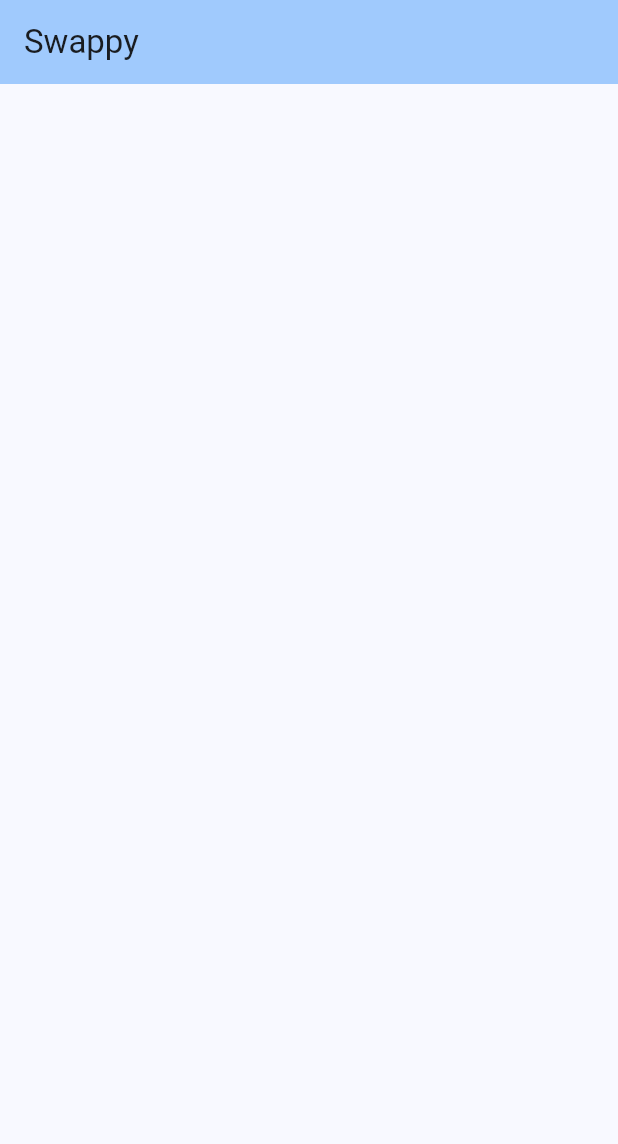
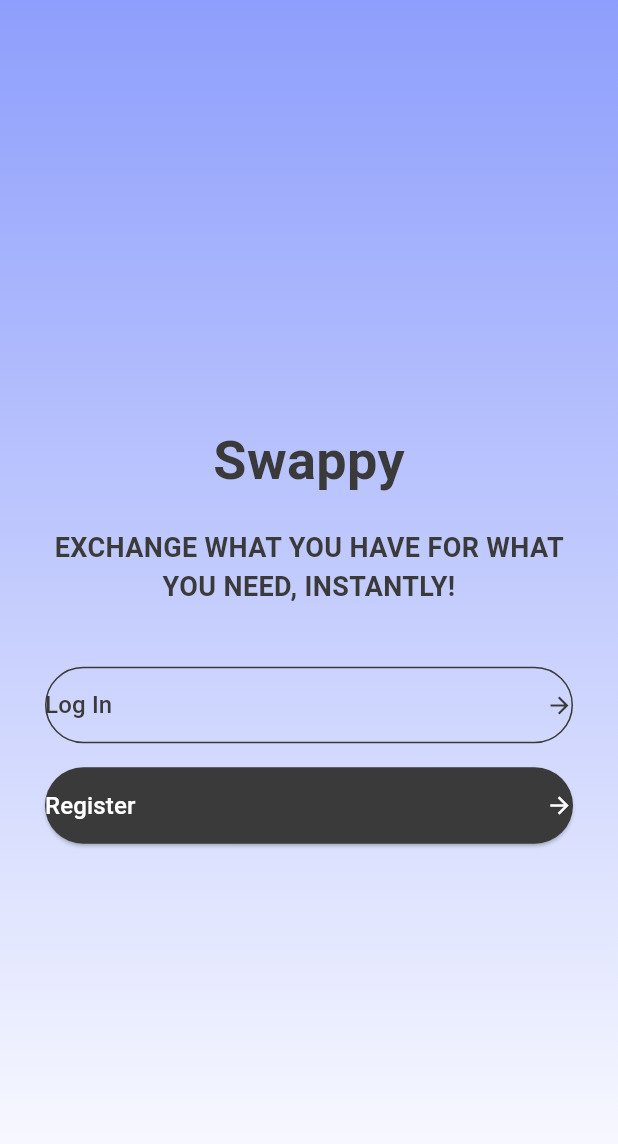
Before and after one commit to MihaiUM2001/MSA_Project, a Flutter app: the screen it shows after launch, on a phone screen of 412 x 824 dp. Shown: the top 1144 px of the screen. Run offline on Flutter 3.47's test engine with Material 3 defaults, Android fonts, the light colour scheme and no system bars.

Commit message:
Flutter | Created login, register & main page

```diff
--- a/swappy_frontend/lib/main.dart
+++ b/swappy_frontend/lib/main.dart
@@ -1,114 +1,26 @@
 import 'package:flutter/material.dart';
+import 'package:swappy_frontend/screens/splash_screen.dart';
+import 'screens/register_screen.dart';
+import 'screens/login_screen.dart';
+import 'screens/home_screen.dart';
 
 void main() {
-  runApp(const MyApp());
+  runApp(MyApp());
 }
 
 class MyApp extends StatelessWidget {
-  const MyApp({super.key});
-
-  // This widget is the root of your application.
   @override
   Widget build(BuildContext context) {
     return MaterialApp(
-      title: 'Flutter Demo',
-      theme: ThemeData(
-        // This is the theme of your application.
-        //
-        // TRY THIS: Try running your application with "flutter run". You'll see
-        // the application has a purple toolbar. Then, without quitting the app,
-        // try changing the seedColor in the colorScheme below to Colors.green
-        // and then invoke "hot reload" (save your changes or press the "hot
-        // reload" button in a Flutter-supported IDE, or press "r" if you used
-        // the command line to start the app).
-        //
-        // Notice that the counter didn't reset back to zero; the application
-        // state is not lost during the reload. To reset the state, use hot
-        // restart instead.
-        //
-        // This works for code too, not just values: Most code changes can be
-        // tested with just a hot reload.
-        colorScheme: ColorScheme.fromSeed(seedColor: Colors.blue),
-        useMaterial3: true,
-      ),
-      home: const MyHomePage(title: 'Swappy'),
+      title: 'Flutter Auth Demo',
+      theme: ThemeData(primarySwatch: Colors.blue),
+      initialRoute: '/',
+      routes: {
+        '/': (context) => SplashScreen(),
+        '/register': (context) => RegisterScreen(),
+        '/login': (context) => LoginScreen(),
+        '/home': (context) => HomeScreen(),
+      },
     );
   }
 }
-
-class MyHomePage extends StatefulWidget {
-  const MyHomePage({super.key, required this.title});
-
-  // This widget is the home page of your application. It is stateful, meaning
-  // that it has a State object (defined below) that contains fields that affect
-  // how it looks.
-
-  // This class is the configuration for the state. It holds the values (in this
-  // case the title) provided by the parent (in this case the App widget) and
-  // used by the build method of the State. Fields in a Widget subclass are
-  // always marked "final".
-
-  final String title;
-
-  @override
-  State<MyHomePage> createState() => _MyHomePageState();
-}
-
-class _MyHomePageState extends State<MyHomePage> {
-  int _counter = 0;
-
-  void _incrementCounter() {
-    setState(() {
-      // This call to setState tells the Flutter framework that something has
-      // changed in this State, which causes it to rerun the build method below
-      // so that the display can reflect the updated values. If we changed
-      // _counter without calling setState(), then the build method would not be
-      // called again, and so nothing would appear to happen.
-      _counter++;
-    });
-  }
-
-  @override
-  Widget build(BuildContext context) {
-    // This method is rerun every time setState is called, for instance as done
-    // by the _incrementCounter method above.
-    //
-    // The Flutter framework has been optimized to make rerunning build methods
-    // fast, so that you can just rebuild anything that needs updating rather
-    // than having to individually change instances of widgets.
-    return Scaffold(
-      appBar: AppBar(
-        // TRY THIS: Try changing the color here to a specific color (to
-        // Colors.amber, perhaps?) and trigger a hot reload to see the AppBar
-        // change color while the other colors stay the same.
-        backgroundColor: Theme.of(context).colorScheme.inversePrimary,
-        // Here we take the value from the MyHomePage object that was created by
-        // the App.build method, and use it to set our appbar title.
-        title: Text(widget.title),
-      ),
-      body: const Center(
-        // Center is a layout widget. It takes a single child and positions it
-        // in the middle of the parent.
-        child: Column(
-          // Column is also a layout widget. It takes a list of children and
-          // arranges them vertically. By default, it sizes itself to fit its
-          // children horizontally, and tries to be as tall as its parent.
-          //
-          // Column has various properties to control how it sizes itself and
-          // how it positions its children. Here we use mainAxisAlignment to
-          // center the children vertically; the main axis here is the vertical
-          // axis because Columns are vertical (the cross axis would be
-          // horizontal).
-          //
-          // TRY THIS: Invoke "debug painting" (choose the "Toggle Debug Paint"
-          // action in the IDE, or press "p" in the console), to see the
-          // wireframe for each widget.
-          mainAxisAlignment: MainAxisAlignment.center,
-          children: <Widget>[
-
-          ],
-        ),
-      ), // This trailing comma makes auto-formatting nicer for build methods.
-    );
-  }
-}
--- /dev/null
+++ b/swappy_frontend/lib/screens/splash_screen.dart
@@ -0,0 +1,117 @@
+import 'package:flutter/material.dart';
+
+class SplashScreen extends StatelessWidget {
+  @override
+  Widget build(BuildContext context) {
+    return Scaffold(
+      body: Container(
+        decoration: BoxDecoration(
+          gradient: LinearGradient(
+            begin: Alignment.topCenter,
+            end: Alignment.bottomCenter,
+            colors: [
+              Color(0xFF8E9EFC), // Gradient start color
+              Colors.white,      // Gradient end color
+            ],
+          ),
+        ),
+        child: Column(
+          mainAxisAlignment: MainAxisAlignment.center,
+          children: [
+            // Logo
+            SizedBox(height: 20),
+
+            // App Name
+            Text(
+              "Swappy",
+              style: TextStyle(
+                fontSize: 36,
+                fontWeight: FontWeight.bold,
+                color: Color(0xFF3A3A3A), // Text color
+              ),
+            ),
+            SizedBox(height: 20),
+
+            // Tagline
+            Padding(
+              padding: const EdgeInsets.symmetric(horizontal: 20.0),
+              child: Text(
+                "EXCHANGE WHAT YOU HAVE FOR WHAT YOU NEED, INSTANTLY!",
+                textAlign: TextAlign.center,
+                style: TextStyle(
+                  fontSize: 18,
+                  fontWeight: FontWeight.w600,
+                  color: Color(0xFF3A3A3A),
+                ),
+              ),
+            ),
+            SizedBox(height: 40),
+
+            // Buttons
+            Padding(
+              padding: const EdgeInsets.symmetric(horizontal: 30.0),
+              child: Column(
+                children: [
+                  // Log In Button
+                  OutlinedButton(
+                    style: OutlinedButton.styleFrom(
+                      side: BorderSide(color: Color(0xFF3A3A3A)),
+                      padding: EdgeInsets.symmetric(vertical: 14),
+                      shape: RoundedRectangleBorder(
+                        borderRadius: BorderRadius.circular(30),
+                      ),
+                    ),
+                    onPressed: () {
+                      Navigator.pushNamed(context, '/login');
+                    },
+                    child: Row(
+                      mainAxisAlignment: MainAxisAlignment.spaceBetween,
+                      children: [
+                        Text(
+                          "Log In",
+                          style: TextStyle(
+                            fontSize: 16,
+                            color: Color(0xFF3A3A3A),
+                          ),
+                        ),
+                        Icon(Icons.arrow_forward, color: Color(0xFF3A3A3A)),
+                      ],
+                    ),
+                  ),
+                  SizedBox(height: 16),
+
+                  // Register Button
+                  ElevatedButton(
+                    style: ElevatedButton.styleFrom(
+                      backgroundColor: Color(0xFF3A3A3A), // Button color
+                      padding: EdgeInsets.symmetric(vertical: 14),
+                      shape: RoundedRectangleBorder(
+                        borderRadius: BorderRadius.circular(30),
+                      ),
+                    ),
+                    onPressed: () {
+                      Navigator.pushNamed(context, '/register');
+                    },
+                    child: Row(
+                      mainAxisAlignment: MainAxisAlignment.spaceBetween,
+                      children: [
+                        Text(
+                          "Register",
+                          style: TextStyle(
+                            fontSize: 16,
+                            color: Colors.white,
+                          ),
+                        ),
+                        Icon(Icons.arrow_forward, color: Colors.white),
+                      ],
+                    ),
+                  ),
+                ],
+              ),
+            ),
+          ],
+        ),
+      ),
+    );
+  }
+}
--- a/swappy_frontend/pubspec.yaml
+++ b/swappy_frontend/pubspec.yaml
@@ -30,6 +30,8 @@ environment:
 dependencies:
   flutter:
     sdk: flutter
+  provider: ^6.1.0
+  http: ^1.2.2
 
 
   # The following adds the Cupertino Icons font to your application.
```
Also changed, not shown: swappy_frontend/lib/screens/home_screen.dart (added, +23 -0 lines), swappy_frontend/lib/screens/login_screen.dart (added, +52 -0 lines), swappy_frontend/lib/screens/register_screen.dart (added, +99 -0 lines), swappy_frontend/lib/services/user_service.dart (added, +44 -0 lines), swappy_frontend/pubspec.lock.
